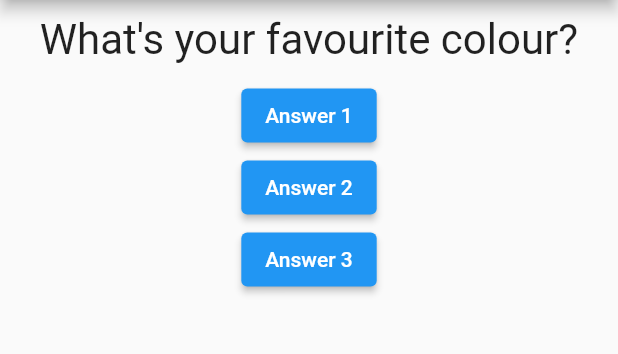
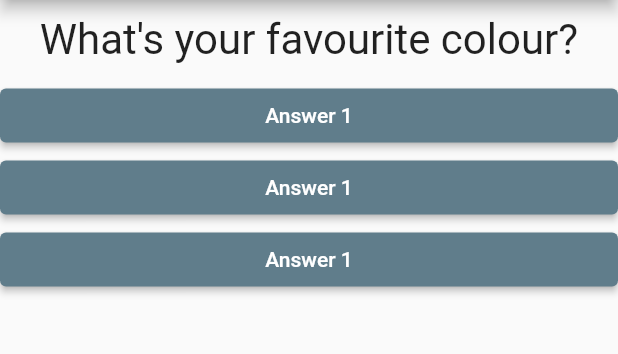
Before and after one commit to pduebel/personality-quiz-app, a Flutter app: the screen it shows after launch, on a phone screen of 412 x 824 dp, the part 84-438 px from its top. Run offline on Flutter 3.47's test engine with Material 2 defaults, Android fonts, the light colour scheme and no system bars.

Commit message:
separate answer widget into separate file

```diff
--- /dev/null
+++ b/lib/answer.dart
@@ -0,0 +1,22 @@
+import 'package:flutter/material.dart';
+
+class Answer extends StatelessWidget {
+  final VoidCallback selectHandler;
+
+  Answer(this.selectHandler);
+
+  @override
+  Widget build(BuildContext context) {
+    return Container(
+      width: double.infinity,
+      child: ElevatedButton(
+        style: ElevatedButton.styleFrom(
+          primary: Colors.blueGrey,
+          onPrimary: Colors.white,
+        ),
+        child: Text('Answer 1'),
+        onPressed: this.selectHandler,
+      ),
+    );
+  }
+}
--- a/lib/main.dart
+++ b/lib/main.dart
@@ -1,6 +1,7 @@
 import 'package:flutter/material.dart';
 
 import './questions.dart';
+import './answer.dart';
 
 void main() => runApp(MyApp());
 
@@ -34,18 +35,9 @@
         body: Column(
           children: [
             Question(questions[_questionIndex]),
-            ElevatedButton(
-              child: const Text('Answer 1'),
-              onPressed: _answerQuestion,
-            ),
-            ElevatedButton(
-              child: const Text('Answer 2'),
-              onPressed: _answerQuestion,
-            ),
-            ElevatedButton(
-              child: const Text('Answer 3'),
-              onPressed: _answerQuestion,
-            ),
+            Answer(_answerQuestion),
+            Answer(_answerQuestion),
+            Answer(_answerQuestion),
           ],
         ),
       ),
```
